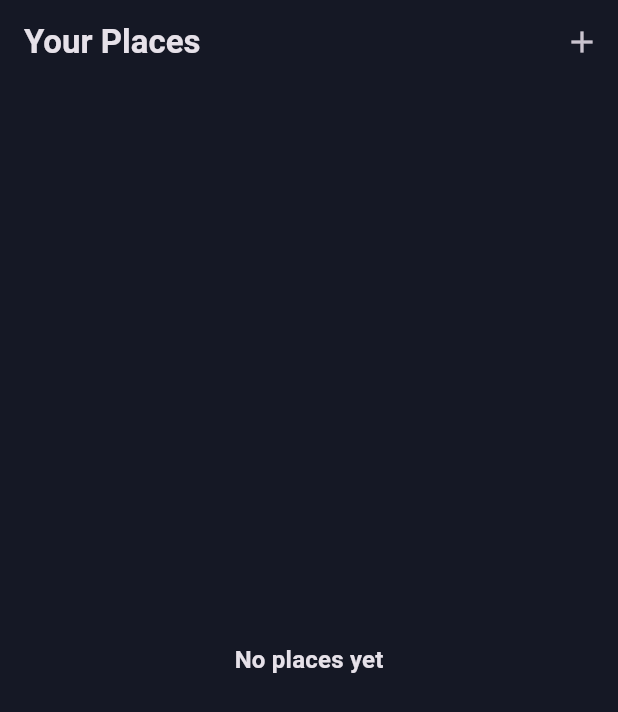
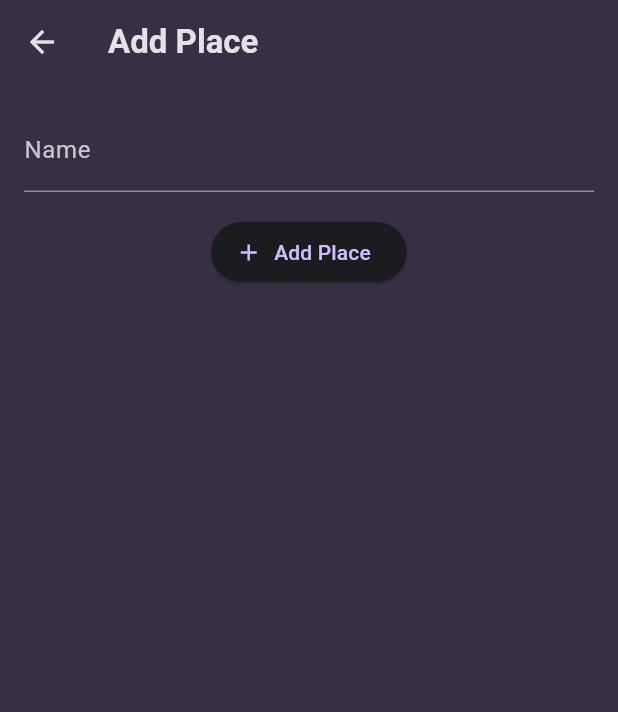
Before and after one commit to Salah248/flutter_challenge, a Flutter app: the screen it shows after launch, after a tap on the "add" icon, on a phone screen of 412 x 824 dp. Shown: the top 712 px of the screen. Run offline on Flutter 3.47's test engine with Material 3 defaults, Android fonts, the phone set to English and light mode, and no system bars; our stand-ins replace flutter_riverpod, google_fonts.

Commit message:
Implement Places feature with add place functionality; refactor Places screen to use Riverpod for state management and add navigation to place details.

```diff
--- /dev/null
+++ b/lib/Providers/user_places.dart
@@ -0,0 +1,16 @@
+import 'package:flutter_challenge/models/place.dart';
+import 'package:flutter_riverpod/flutter_riverpod.dart';
+
+class UserPlacesNotifier extends StateNotifier<List<Place>> {
+  UserPlacesNotifier() : super(const []);
+
+  void addPlace(String title) {
+    final newPlace = Place(name: title);
+    state = [newPlace, ...state];
+  }
+}
+
+final userPlacesProvider =
+    StateNotifierProvider<UserPlacesNotifier, List<Place>>(
+      (ref) => UserPlacesNotifier(),
+    );
--- a/lib/main.dart
+++ b/lib/main.dart
@@ -9,7 +9,7 @@ void main() {
 
 final ColorScheme colorScheme = ColorScheme.fromSeed(
   seedColor: const Color.fromARGB(255, 99, 8, 246),
-  surface: const Color.fromARGB(255, 21, 24, 37),
+  surface: const Color.fromARGB(255, 57, 47, 68),
   brightness: Brightness.dark,
 );
 
--- a/lib/screens/add_place.dart
+++ b/lib/screens/add_place.dart
@@ -0,0 +1,58 @@
+import 'package:flutter/material.dart';
+import 'package:flutter_challenge/Providers/user_places.dart';
+import 'package:flutter_riverpod/flutter_riverpod.dart';
+
+class AddPlace extends ConsumerStatefulWidget {
+  const AddPlace({super.key});
+
+  @override
+  ConsumerState<AddPlace> createState() => _AddPlaceState();
+}
+
+class _AddPlaceState extends ConsumerState<AddPlace> {
+  final TextEditingController _nameController = TextEditingController();
+
+  _savePlace() {
+    final name = _nameController.text;
+    if (name.isEmpty) {
+      return;
+    }
+
+    ref.read(userPlacesProvider.notifier).addPlace(name);
+    Navigator.pop(context);
+  }
+
+  @override
+  Widget build(BuildContext context) {
+    return Scaffold(
+      appBar: AppBar(title: const Text('Add Place')),
+      body: SingleChildScrollView(
+        padding: const EdgeInsets.all(16),
+        child: Column(
+          children: [
+            TextField(
+              decoration: const InputDecoration(labelText: 'Name'),
+              textInputAction: TextInputAction.next,
+              controller: _nameController,
+              style: Theme.of(context).textTheme.titleMedium!.copyWith(
+                color: Theme.of(context).colorScheme.onSurface,
+              ),
+            ),
+            const SizedBox(height: 16),
+            ElevatedButton.icon(
+              onPressed: _savePlace,
+              icon: const Icon(Icons.add),
+              label: const Text('Add Place'),
+            ),
+          ],
+        ),
+      ),
+    );
+  }
+
+  @override
+  dispose() {
+    _nameController.dispose();
+    super.dispose();
+  }
+}
--- a/lib/screens/places.dart
+++ b/lib/screens/places.dart
@@ -1,22 +1,32 @@
 import 'package:flutter/material.dart';
+import 'package:flutter_challenge/Providers/user_places.dart';
+import 'package:flutter_challenge/models/place.dart';
+import 'package:flutter_challenge/screens/add_place.dart';
 import 'package:flutter_challenge/widgets/places_list.dart';
+import 'package:flutter_riverpod/flutter_riverpod.dart';
 
-class Places extends StatefulWidget {
+class Places extends ConsumerWidget {
   const Places({super.key});
 
   @override
-  State<Places> createState() => _PlacesState();
-}
-
-class _PlacesState extends State<Places> {
-  @override
-  Widget build(BuildContext context) {
+  Widget build(BuildContext context, WidgetRef ref) {
+    final List<Place> userPlace = ref.watch(userPlacesProvider);
     return Scaffold(
       appBar: AppBar(
         title: const Text('Your Places'),
-        actions: [IconButton(onPressed: () {}, icon: const Icon(Icons.add))],
+        actions: [
+          IconButton(
+            onPressed: () {
+              Navigator.push(
+                context,
+                MaterialPageRoute(builder: (context) => const AddPlace()),
+              );
+            },
+            icon: const Icon(Icons.add),
+          ),
+        ],
       ),
-      body: const PlacesList(places: []),
+      body: PlacesList(places: userPlace),
     );
   }
 }
--- a/lib/screens/places_details.dart
+++ b/lib/screens/places_details.dart
@@ -0,0 +1,23 @@
+import 'package:flutter/material.dart';
+import 'package:flutter_challenge/models/place.dart';
+
+class PlacesDetails extends StatelessWidget {
+  const PlacesDetails({super.key, required this.place});
+
+  final Place place;
+
+  @override
+  Widget build(BuildContext context) {
+    return Scaffold(
+      appBar: AppBar(title: Text(place.name)),
+      body: Center(
+        child: Text(
+          place.name,
+          style: Theme.of(context).textTheme.titleLarge!.copyWith(
+            color: Theme.of(context).colorScheme.onSurface,
+          ),
+        ),
+      ),
+    );
+  }
+}
```
Also changed, not shown: lib/widgets/places_list.dart (+8 -0 lines).
